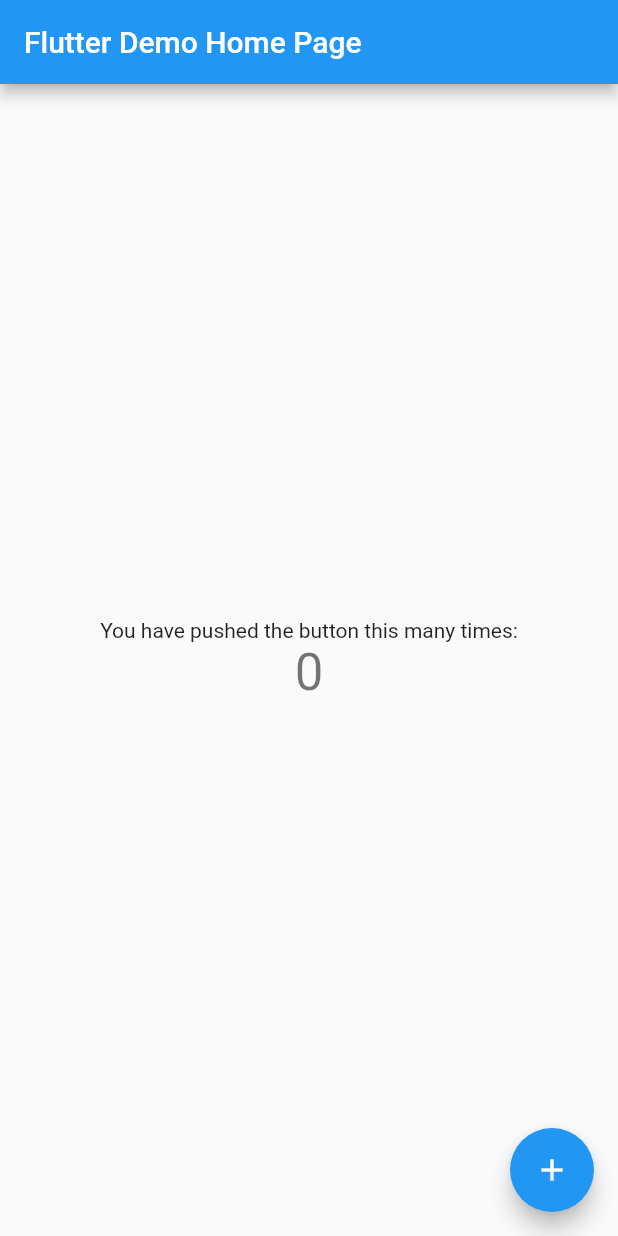
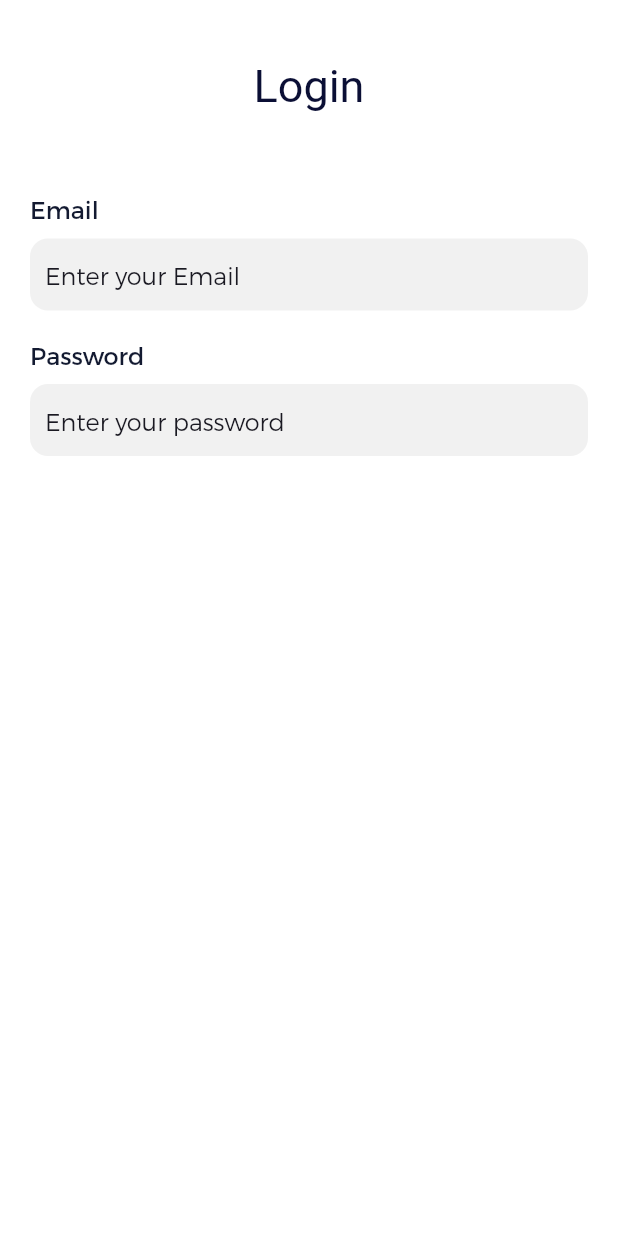
Before and after one commit to Nuke-101/ninjastudy_task, a Flutter app: the screen it shows after launch, on a phone screen of 412 x 824 dp. Run offline on Flutter 3.47's test engine with Material 2 defaults, Android fonts, the phone set to English and light mode, and no system bars.

Commit message:
Login Page started
fonts added, login screen started and input widgets built

```diff
--- a/lib/main.dart
+++ b/lib/main.dart
@@ -1,4 +1,6 @@
 import 'package:flutter/material.dart';
+import 'package:ninjastudy_task/views/colors.dart';
+import 'package:ninjastudy_task/views/login_page.dart';
 
 void main() {
   runApp(const MyApp());
@@ -11,105 +13,11 @@
   @override
   Widget build(BuildContext context) {
     return MaterialApp(
-      title: 'Flutter Demo',
+      title: 'Ninja Study',
       theme: ThemeData(
-        // This is the theme of your application.
-        //
-        // Try running your application with "flutter run". You'll see the
-        // application has a blue toolbar. Then, without quitting the app, try
-        // changing the primarySwatch below to Colors.green and then invoke
-        // "hot reload" (press "r" in the console where you ran "flutter run",
-        // or simply save your changes to "hot reload" in a Flutter IDE).
-        // Notice that the counter didn't reset back to zero; the application
-        // is not restarted.
-        primarySwatch: Colors.blue,
+        colorScheme: ColorScheme.fromSwatch().copyWith(secondary: accentColor),
       ),
-      home: const MyHomePage(title: 'Flutter Demo Home Page'),
+      home: LoginPage(),
     );
   }
 }
-
-class MyHomePage extends StatefulWidget {
-  const MyHomePage({Key? key, required this.title}) : super(key: key);
-
-  // This widget is the home page of your application. It is stateful, meaning
-  // that it has a State object (defined below) that contains fields that affect
-  // how it looks.
-
-  // This class is the configuration for the state. It holds the values (in this
-  // case the title) provided by the parent (in this case the App widget) and
-  // used by the build method of the State. Fields in a Widget subclass are
-  // always marked "final".
-
-  final String title;
-
-  @override
-  State<MyHomePage> createState() => _MyHomePageState();
-}
-
-class _MyHomePageState extends State<MyHomePage> {
-  int _counter = 0;
-
-  void _incrementCounter() {
-    setState(() {
-      // This call to setState tells the Flutter framework that something has
-      // changed in this State, which causes it to rerun the build method below
-      // so that the display can reflect the updated values. If we changed
-      // _counter without calling setState(), then the build method would not be
-      // called again, and so nothing would appear to happen.
-      _counter++;
-    });
-  }
-
-  @override
-  Widget build(BuildContext context) {
-    // This method is rerun every time setState is called, for instance as done
-    // by the _incrementCounter method above.
-    //
-    // The Flutter framework has been optimized to make rerunning build methods
-    // fast, so that you can just rebuild anything that needs updating rather
-    // than having to individually change instances of widgets.
-    return Scaffold(
-      appBar: AppBar(
-        // Here we take the value from the MyHomePage object that was created by
-        // the App.build method, and use it to set our appbar title.
-        title: Text(widget.title),
-      ),
-      body: Center(
-        // Center is a layout widget. It takes a single child and positions it
-        // in the middle of the parent.
-        child: Column(
-          // Column is also a layout widget. It takes a list of children and
-          // arranges them vertically. By default, it sizes itself to fit its
-          // children horizontally, and tries to be as tall as its parent.
-          //
-          // Invoke "debug painting" (press "p" in the console, choose the
-          // "Toggle Debug Paint" action from the Flutter Inspector in Android
-          // Studio, or the "Toggle Debug Paint" command in Visual Studio Code)
-          // to see the wireframe for each widget.
-          //
-          // Column has various properties to control how it sizes itself and
-          // how it positions its children. Here we use mainAxisAlignment to
-          // center the children vertically; the main axis here is the vertical
-          // axis because Columns are vertical (the cross axis would be
-          // horizontal).
-          mainAxisAlignment: MainAxisAlignment.center,
-          children: <Widget>[
-            const Text(
-              'You have pushed the button this many times:',
-            ),
-            Text(
-              '$_counter',
-              style: Theme.of(context).textTheme.headline4,
-            ),
-          ],
-        ),
-      ),
-      floatingActionButton: FloatingActionButton(
-        onPressed: _incrementCounter,
-        tooltip: 'Increment',
-        child: const Icon(Icons.add),
-      ), // This trailing comma makes auto-formatting nicer for build methods.
-    );
-  }
-}
--- /dev/null
+++ b/lib/views/colors.dart
@@ -0,0 +1,7 @@
+import 'package:flutter/material.dart';
+
+const Color accentColor = Color(0xFF5162FF);
+Color defTextColor = const Color(0xFF0B0F35);
+
+const Color formFieldTextColor = Color(0xff131a31);
+const Color hintTextColor = Color(0xFF1A1922);
--- /dev/null
+++ b/lib/views/login_page.dart
@@ -0,0 +1,70 @@
+import 'package:flutter/material.dart';
+import 'package:ninjastudy_task/views/colors.dart';
+import 'package:ninjastudy_task/views/widgets/input_builder.dart';
+
+class LoginPage extends StatelessWidget {
+  LoginPage({Key? key}) : super(key: key);
+
+  final TextEditingController emailController = TextEditingController();
+  final TextEditingController passwordController = TextEditingController();
+
+  @override
+  Widget build(BuildContext context) {
+    return Scaffold(
+      backgroundColor: Colors.white,
+      body: SafeArea(
+        child: SizedBox(
+          height: MediaQuery.of(context).size.height,
+          child: SingleChildScrollView(
+            child: Column(
+              crossAxisAlignment: CrossAxisAlignment.center,
+              children: <Widget>[
+                Container(
+                  alignment: const Alignment(0.0, 0.0),
+                  child: Column(
+                    children: <Widget>[
+                      const SizedBox(height: 40),
+                      Text(
+                        "Login",
+                        style: TextStyle(
+                          fontSize: 30,
+                          color: defTextColor,
+                        ),
+                      ),
+                    ],
+                  ),
+                ),
+                const SizedBox(height: 50),
+                Padding(
+                  padding: const EdgeInsets.symmetric(
+                    vertical: 5.0,
+                    horizontal: 20,
+                  ),
+                  child: Column(
+                    children: [
+                      InputBuilder(
+                        fieldController: emailController,
+                        inputHead: "Email",
+                        hintText: "Enter your Email",
+                        type: "email",
+                      ),
+                      const SizedBox(
+                        height: 20,
+                      ),
+                      PasswordInputBuilder(
+                        fieldController: passwordController,
+                        inputHead: "Password",
+                        hintText: "Enter your password",
+                        type: "password",
+                      ),
+                    ],
+                  ),
+                )
+              ],
+            ),
+          ),
+        ),
+      ),
+    );
+  }
+}
--- /dev/null
+++ b/lib/views/widgets/input_builder.dart
@@ -0,0 +1,129 @@
+import 'package:flutter/material.dart';
+import 'package:ninjastudy_task/views/colors.dart';
+
+class InputBuilder extends StatelessWidget {
+  const InputBuilder({
+    Key? key,
+    required this.fieldController,
+    required this.inputHead,
+    required this.hintText,
+    required this.type,
+  }) : super(key: key);
+
+  final TextEditingController fieldController;
+  final String inputHead;
+  final String hintText;
+  final String type;
+
+  @override
+  Widget build(BuildContext context) {
+    return Column(
+      crossAxisAlignment: CrossAxisAlignment.start,
+      children: [
+        Text(
+          inputHead,
+          style: const TextStyle(
+            fontSize: 16,
+            fontFamily: "Montserrat",
+            fontWeight: FontWeight.w400,
+            color: formFieldTextColor,
+          ),
+        ),
+        const SizedBox(height: 10),
+        Container(
+          padding: const EdgeInsets.symmetric(horizontal: 10),
+          decoration: BoxDecoration(
+            color: const Color(0xFFF1F1F1),
+            borderRadius: BorderRadius.circular(12),
+          ),
+          child: TextFormField(
+            style: const TextStyle(
+              fontSize: 18,
+              color: formFieldTextColor,
+              fontFamily: "Montserrat",
+              fontWeight: FontWeight.w400,
+            ),
+            keyboardType: type != "number"
+                ? TextInputType.emailAddress
+                : TextInputType.number,
+            decoration: InputDecoration(
+              border: InputBorder.none,
+              hintText: hintText,
+              hintStyle: const TextStyle(
+                fontSize: 16,
+                fontFamily: "Montserrat",
+                fontWeight: FontWeight.w300,
+                color: hintTextColor,
+              ),
+            ),
+            controller: fieldController,
+          ),
+        ),
+      ],
+    );
+  }
+}
+
+class PasswordInputBuilder extends StatelessWidget {
+  const PasswordInputBuilder({
+    Key? key,
+    required this.fieldController,
+    required this.inputHead,
+    required this.hintText,
+    required this.type,
+  }) : super(key: key);
+
+  final TextEditingController fieldController;
+  final String inputHead;
+  final String hintText;
+  final String type;
+
+  @override
+  Widget build(BuildContext context) {
+    return Column(
+      crossAxisAlignment: CrossAxisAlignment.start,
+      children: [
+        Text(
+          inputHead,
+          style: const TextStyle(
+            fontSize: 16,
+            fontFamily: "Montserrat",
+            fontWeight: FontWeight.w400,
+            color: formFieldTextColor,
+          ),
+        ),
+        const SizedBox(height: 10),
+        Container(
+          padding: const EdgeInsets.symmetric(horizontal: 10),
+          decoration: BoxDecoration(
+            color: const Color(0xFFF1F1F1),
+            borderRadius: BorderRadius.circular(12),
+          ),
+          child: TextFormField(
+            obscureText: true,
+            style: const TextStyle(
+              fontSize: 18,
+              color: formFieldTextColor,
+              fontFamily: "Montserrat",
+              fontWeight: FontWeight.w400,
+            ),
+            keyboardType: type != "number"
+                ? TextInputType.emailAddress
+                : TextInputType.number,
+            decoration: InputDecoration(
+              border: InputBorder.none,
+              hintText: hintText,
+              hintStyle: const TextStyle(
+                fontSize: 16,
+                fontFamily: "Montserrat",
+                fontWeight: FontWeight.w300,
+                color: hintTextColor,
+              ),
+            ),
+            controller: fieldController,
+          ),
+        ),
+      ],
+    );
+  }
+}
```
Also changed, not shown: pubspec.yaml (+11 -11 lines), assets/fonts/Montserrat-Bold.otf (added), assets/fonts/Montserrat-Light.otf (added), assets/fonts/Montserrat-Regular.otf (added), assets/fonts/Montserrat-SemiBold.otf (added), pubspec.lock, 1 other file.
